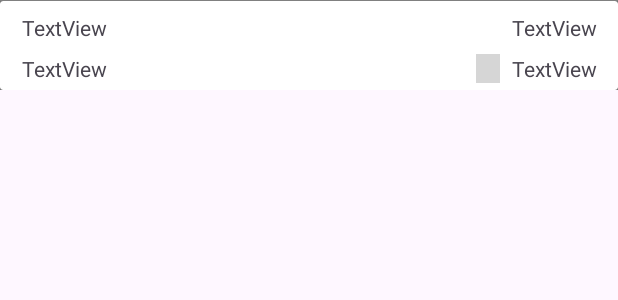
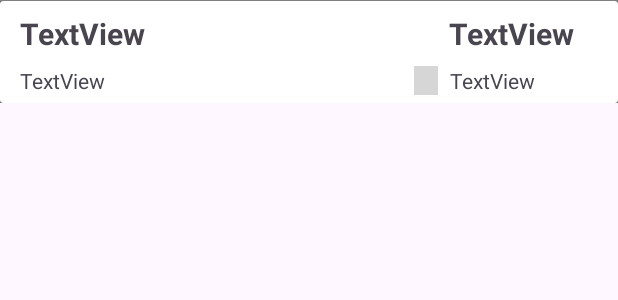
Before and after one commit to KARTIK-PANDEY-KP/Stocks_App, an Android app: the layout rvport_row.xml on its own in the app's theme, with its tools: preview values and no code run, on a phone screen of 412 x 824 dp. Shown: the top 300 px of the screen. Run offline under Robolectric (Android 15) with nearby library versions, the phone set to English and light mode, and no system bars; network calls fail; grey boxes are pictures that could not be loaded.

Commit message:
delete  functionality working - no api - SAFE ROLLBACK POSSIBLE

```diff
--- a/app/build.gradle.kts
+++ b/app/build.gradle.kts
@@ -35,6 +35,7 @@ dependencies {
     implementation(libs.activity)
     implementation(libs.constraintlayout)
     implementation(libs.volley)
+    implementation(libs.recyclerview.swipedecorator)
     testImplementation(libs.junit)
     androidTestImplementation(libs.ext.junit)
     androidTestImplementation(libs.espresso.core)
--- /dev/null
+++ b/app/src/main/res/drawable/delete.xml
@@ -0,0 +1,5 @@
+<vector android:height="24dp" android:tint="#FFFFFF"
+    android:viewportHeight="24" android:viewportWidth="24"
+    android:width="24dp" xmlns:android="http://schemas.android.com/apk/res/android">
+    <path android:fillColor="@android:color/white" android:pathData="M6,19c0,1.1 0.9,2 2,2h8c1.1,0 2,-0.9 2,-2V7H6v12zM19,4h-3.5l-1,-1h-5l-1,1H5v2h14V4z"/>
+</vector>
--- a/app/src/main/res/layout/rvport_row.xml
+++ b/app/src/main/res/layout/rvport_row.xml
@@ -28,6 +28,8 @@
                 android:layout_marginEnd="8dp"
                 android:layout_marginBottom="8dp"
                 android:text="TextView"
+                android:textSize="20sp"
+                android:textStyle="bold"
                 app:layout_constraintBottom_toTopOf="@+id/tv_var1_port"
                 app:layout_constraintEnd_toStartOf="@+id/tv_var2_port"
                 app:layout_constraintHorizontal_bias="0.025"
@@ -53,41 +55,39 @@
                 android:id="@+id/trending_img"
                 android:layout_width="16dp"
                 android:layout_height="19dp"
-                android:layout_marginStart="8dp"
-                android:layout_marginEnd="8dp"
-                app:layout_constraintBottom_toBottomOf="parent"
-                app:layout_constraintEnd_toStartOf="@+id/tv_var3_port"
-                app:layout_constraintHorizontal_bias="1.0"
+                android:layout_marginTop="8dp"
+                app:layout_constraintEnd_toStartOf="@+id/tv_var2_port"
+                app:layout_constraintHorizontal_bias="0.975"
                 app:layout_constraintStart_toStartOf="parent"
-                app:layout_constraintTop_toTopOf="parent"
-                app:layout_constraintVertical_bias="0.89"
+                app:layout_constraintTop_toBottomOf="@+id/tv_var2_port"
                 tools:srcCompat="@tools:sample/backgrounds/scenic" />
 
             <TextView
                 android:id="@+id/tv_var3_port"
                 android:layout_width="wrap_content"
                 android:layout_height="wrap_content"
+                android:layout_marginStart="8dp"
+                android:layout_marginTop="8dp"
                 android:text="TextView"
-                app:layout_constraintBottom_toBottomOf="parent"
                 app:layout_constraintEnd_toEndOf="parent"
-                app:layout_constraintHorizontal_bias="0.96"
-                app:layout_constraintStart_toStartOf="parent"
-                app:layout_constraintTop_toTopOf="parent"
-                app:layout_constraintVertical_bias="0.89" />
+                app:layout_constraintHorizontal_bias="0.0"
+                app:layout_constraintStart_toEndOf="@+id/trending_img"
+                app:layout_constraintTop_toBottomOf="@+id/tv_var2_port" />
 
             <TextView
                 android:id="@+id/tv_var2_port"
                 android:layout_width="wrap_content"
                 android:layout_height="wrap_content"
-                android:layout_marginTop="8dp"
                 android:layout_marginBottom="8dp"
                 android:text="TextView"
-                app:layout_constraintBottom_toTopOf="@+id/tv_var3_port"
+                android:textSize="20sp"
+                android:textStyle="bold"
+                app:layout_constraintBottom_toBottomOf="parent"
                 app:layout_constraintEnd_toEndOf="parent"
-                app:layout_constraintHorizontal_bias="0.96"
+                app:layout_constraintHorizontal_bias="0.911"
                 app:layout_constraintStart_toStartOf="parent"
                 app:layout_constraintTop_toTopOf="parent"
-                app:layout_constraintVertical_bias="0.571" />
+                app:layout_constraintVertical_bias="0.25" />
 
         </androidx.constraintlayout.widget.ConstraintLayout>
     </androidx.cardview.widget.CardView>
--- a/app/src/main/res/values/colors.xml
+++ b/app/src/main/res/values/colors.xml
@@ -2,6 +2,8 @@
 <resources>
     <color name="black">#FF000000</color>
     <color name="white">#FFFFFFFF</color>
-    <color name="purple_500">#9C27B0</color> <!-- This is an example purple color. Change the hex value to the purple shade you desire. -->
+    <color name="purple_500">#9C27B0</color>
+    <color name="RED">#FF1100
+    </color> <!-- This is an example purple color. Change the hex value to the purple shade you desire. -->
 
 </resources>
--- a/gradle/libs.versions.toml
+++ b/gradle/libs.versions.toml
@@ -8,6 +8,7 @@ material = "1.11.0"
 activity = "1.8.0"
 constraintlayout = "2.1.4"
 volley = "1.2.1"
+recyclerviewSwipedecorator = "1.4"
 
 [libraries]
 junit = { group = "junit", name = "junit", version.ref = "junit" }
@@ -18,6 +19,7 @@ material = { group = "com.google.android.material", name = "material", version.r
 activity = { group = "androidx.activity", name = "activity", version.ref = "activity" }
 constraintlayout = { group = "androidx.constraintlayout", name = "constraintlayout", version.ref = "constraintlayout" }
 volley = { group = "com.android.volley", name = "volley", version.ref = "volley" }
+recyclerview-swipedecorator = { group = "it.xabaras.android", name = "recyclerview-swipedecorator", version.ref = "recyclerviewSwipedecorator" }
 
 [plugins]
 androidApplication = { id = "com.android.application", version.ref = "agp" }
```
Also changed, not shown: app/src/main/java/com/example/stock/MainActivity.java (+47 -19 lines), app/src/main/java/com/example/stock/adapter_home.java (+72 -2 lines), app/src/main/java/com/example/stock/adapter_home_port.java (+73 -2 lines), app/src/main/java/com/example/stock/favouritesmodel.java (+7 -1 lines), app/src/main/java/com/example/stock/portfoliomodel.java (+8 -1 lines), app/src/main/java/com/example/stock/swipeAndDeleteAdapterHelper.java (added, +7 -0 lines), app/src/main/java/com/example/stock/swipeAndDeleteHelper.java (added, +64 -0 lines), app/src/main/res/layout/rvfav_row.xml (+12 -14 lines).
